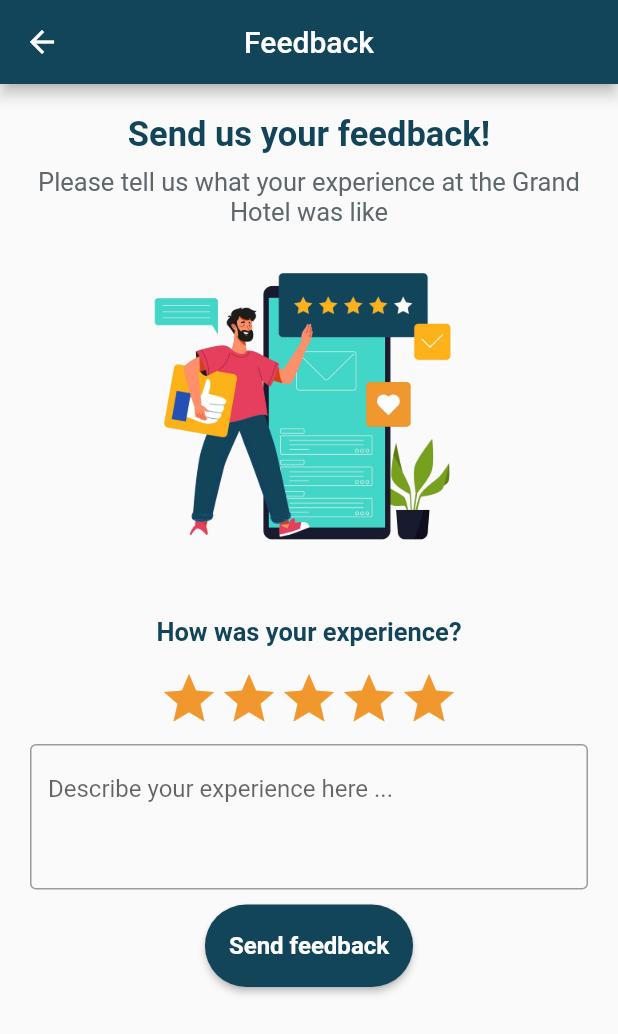
After one commit to AprioteseAndreea/Licence-HotelApp, a Flutter app: the AddRoom screen opened directly, on a phone screen of 412 x 824 dp. The commit adds this screen. Shown: the top 1034 px of the screen. Run offline on Flutter 3.47's test engine with Material 2 defaults, Android fonts, the phone set to English and light mode, and no system bars; drawn by our look-alikes of smooth_star_rating; our stand-ins replace cloud_firestore, eva_icons_flutter, firebase_auth, firebase_core, image_picker, shared_preferences and 1 more; accounts and stored records are empty.

```diff
--- /dev/null
+++ b/Hotel-App/lib/screens/admin_screens/add_room.dart
@@ -0,0 +1,179 @@
+import 'package:first_app_flutter/models/feedback_model.dart';
+import 'package:first_app_flutter/screens/authentication/authentication_services/auth_services.dart';
+import 'package:first_app_flutter/screens/services/feedback_service.dart';
+import 'package:first_app_flutter/screens/user_screens/feedback.dart'
+    as FeedbackScreen;
+import 'package:smooth_star_rating/smooth_star_rating.dart';
+import 'package:flutter/cupertino.dart';
+import 'package:flutter/material.dart';
+import 'package:provider/provider.dart';
+import 'package:intl/intl.dart';
+
+class AddRoom extends StatefulWidget {
+  const AddRoom({Key? key}) : super(key: key);
+  @override
+  _AddRoom createState() => _AddRoom();
+}
+
+class _AddRoom extends State<AddRoom> {
+  final GlobalKey<FormState> _formkey = GlobalKey<FormState>();
+  late List<FeedbackModel> feedbacks = [];
+  late TextEditingController _feedbackController;
+  String name = "", date = "";
+  AuthServices authServices = AuthServices();
+  double rating = 5.0;
+  @override
+  void initState() {
+    DateTime dateToday = DateTime.now();
+    date = DateFormat('MMMM dd, yyyy').format(dateToday);
+
+    super.initState();
+    _feedbackController = TextEditingController();
+
+    authServices.getCurrentUser().then((value) {
+      setState(() {
+        name = value!.displayName!;
+      });
+    });
+  }
+
+  @override
+  Widget build(BuildContext context) {
+    final feedbackService = Provider.of<FeedbackService>(context);
+    feedbacks = feedbackService.getFeedbacks();
+
+    return Scaffold(
+        appBar: AppBar(
+          centerTitle: true,
+          title: const Text('Feedback'),
+        ),
+        body: SafeArea(
+          child: SingleChildScrollView(
+            child: Column(
+              children: [
+                const SizedBox(height: 20),
+
+                const Text(
+                  "Send us your feedback!",
+                  style: TextStyle(
+                    color: Color(0xFF124559),
+                    fontSize: 23,
+                    fontWeight: FontWeight.bold,
+                  ),
+                ),
+                const Padding(
+                  padding:
+                      EdgeInsets.only(left: 20, right: 20, bottom: 20, top: 8),
+                  child: Text(
+                    "Please tell us what your experience at the Grand Hotel was like",
+                    style: TextStyle(
+                      color: Color(0xFF5E676C),
+                      fontSize: 17,
+                      fontWeight: FontWeight.normal,
+                    ),
+                    textAlign: TextAlign.center,
+                  ),
+                ),
+
+                Image.asset(
+                  'assets/images/feedback_background3.jpg',
+                  height: 200,
+                ),
+                const SizedBox(
+                  height: 20,
+                ), //   <--- image
+                Padding(
+                  padding: const EdgeInsets.only(left: 20, right: 20),
+                  child: Form(
+                    key: _formkey,
+                    child: Column(
+                      crossAxisAlignment: CrossAxisAlignment.center,
+                      children: [
+                        const SizedBox(
+                          height: 20,
+                        ),
+                        const Text(
+                          "How was your experience?",
+                          style: TextStyle(
+                            color: Color(0xFF124559),
+                            fontSize: 17,
+                            fontWeight: FontWeight.bold,
+                          ),
+                          textAlign: TextAlign.start,
+                        ),
+                        const SizedBox(
+                          height: 15,
+                        ),
+                        SmoothStarRating(
+                          allowHalfRating: true,
+                          onRated: (v) {
+                            setState(() {
+                              rating = v;
+                            });
+                          },
+                          rating: 5.0,
+                          starCount: 5,
+                          size: 40.0,
+                          isReadOnly: false,
+                          color: const Color(0xFFF0972D),
+                          borderColor: const Color(0xFFCD7700),
+                          spacing: 0.0,
+                        ),
+                        const SizedBox(
+                          height: 10,
+                        ),
+                        TextField(
+                          controller: _feedbackController,
+                          decoration: const InputDecoration(
+                            hintText: "Describe your experience here ...",
+                            border: OutlineInputBorder(),
+                          ),
+                          keyboardType: TextInputType.multiline,
+                          maxLines: 3,
+                        ),
+                        const SizedBox(
+                          height: 10,
+                        ),
+                        MaterialButton(
+                          onPressed: () {
+                            FeedbackModel feedback = FeedbackModel(
+                                user: name,
+                                date: date,
+                                feedback: _feedbackController.text,
+                                stars: rating.toString());
+                            if (_feedbackController.text != "") {
+                              feedbackService.addFeedbackInFirebase(feedback);
+                            }
+                            Navigator.pushAndRemoveUntil(
+                                context,
+                                MaterialPageRoute(
+                                  builder: (context) =>
+                                      const FeedbackScreen.Feedback(),
+                                ),
+                                ModalRoute.withName('/'));
+                          },
+                          height: 55,
+                          color: Theme.of(context).primaryColor,
+                          textColor: Colors.white,
+                          shape: RoundedRectangleBorder(
+                            borderRadius: BorderRadius.circular(30),
+                          ),
+                          child: const Text(
+                            "Send feedback",
+                            style: TextStyle(
+                              fontSize: 16,
+                              fontWeight: FontWeight.bold,
+                            ),
+                          ),
+                        ),
+                        const SizedBox(height: 15),
+                      ],
+                    ),
+                  ),
+                ),
+              ],
+            ),
+          ),
+        ));
+  }
+}
```
Also changed, not shown: Hotel-App/lib/screens/admin_screens/rooms.dart (added, +251 -0 lines), Hotel-App/lib/screens/homeScreens/admin_home_screen.dart (+9 -1 lines), Hotel-App/assets/images/hotel_details_rooms.jpg (added), 1 other file.
